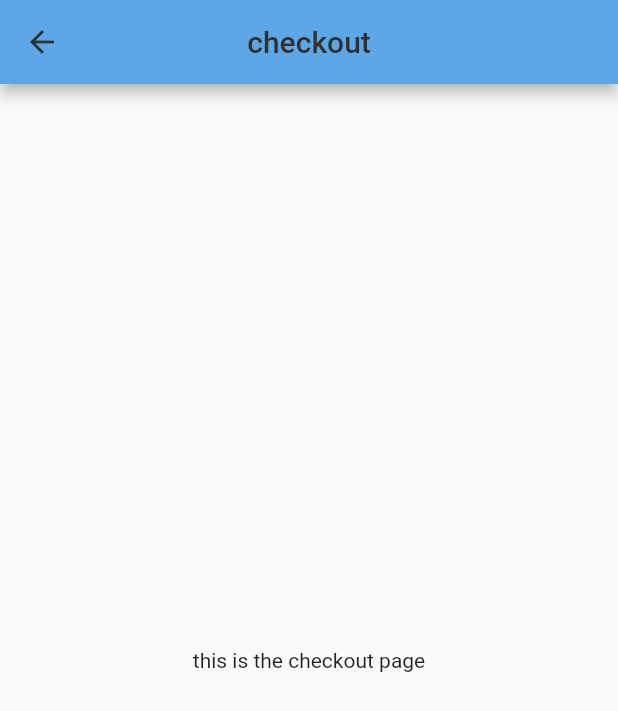
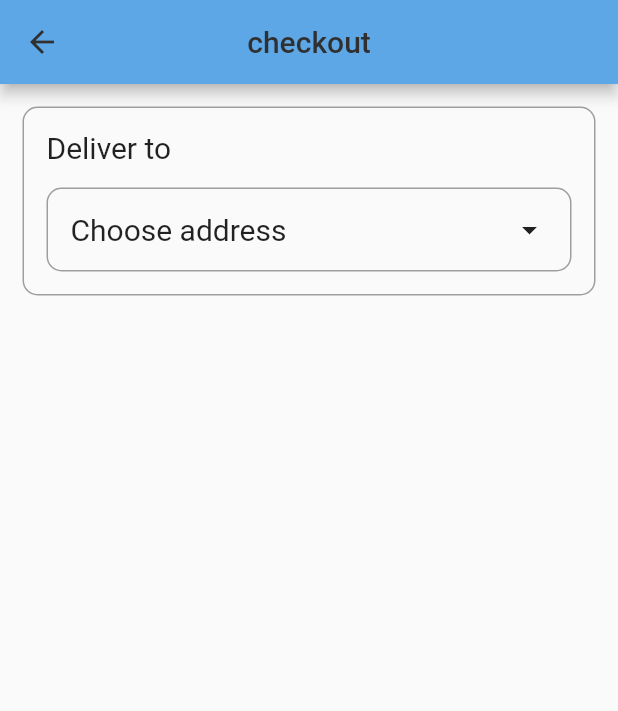
Before and after one commit to maliknajjar/7anut, a Flutter app: the CheckoutScreen screen opened by its route, on a phone screen of 412 x 824 dp. Shown: the top 711 px of the screen. Run offline on Flutter 3.47's test engine with Material 2 defaults, Android fonts, the phone set to English and light mode, and no system bars; our stand-ins replace geolocator, shared_preferences; missing offline and left inert: mapbox_gl, password_strength; accounts and stored records are empty.

Commit message:
working on the checkout page

```diff
--- a/lib/Screens/AddAddressScreen.dart
+++ b/lib/Screens/AddAddressScreen.dart
@@ -179,7 +179,7 @@ class _AddAddressScreenState extends State<AddAddressScreen> {
                         decoration: BoxDecoration(
                           color: location != null ? Colors.green : Colors.white,
                           border: Border.all(
-                            width: 4,
+                            width: 2,
                             color: Colors.black.withOpacity(0.75),
                           ),
                           borderRadius: BorderRadius.all(
--- a/lib/Screens/CheckoutScreen.dart
+++ b/lib/Screens/CheckoutScreen.dart
@@ -18,9 +18,96 @@ class CheckoutScreen extends StatelessWidget {
         backgroundColor: Color(0xFF5DA7E6),
       ),
       body: Container(
-        child: Center(
-          child: Text("this is the checkout page"),
-        ),
+        width: double.infinity,
+        padding: EdgeInsets.all(15),
+        child: Column(
+          children: [
+            Container(
+              margin: EdgeInsets.only(
+                bottom: 10
+              ),
+              width: double.infinity,
+              decoration: BoxDecoration(
+                border: Border.all(
+                  color: Colors.grey,
+                  width: 1,
+                ),
+                borderRadius: BorderRadius.circular(10)
+              ),
+              padding: EdgeInsets.all(15),
+              child: Column(
+                crossAxisAlignment: CrossAxisAlignment.start,
+                children: [
+                  Text("Deliver to", style: TextStyle(fontSize: 20),),
+                  GestureDetector(
+                    onTap: (){
+                      showDialog(
+                        context: context,
+                        builder: (context){
+                          return SimpleDialog(
+                            contentPadding: EdgeInsets.all(15),
+                            children: [
+                              GestureDetector(
+                                onTap: (){
+                                  Navigator.pushNamed(context, "/addaddress");
+                                },
+                                child: Container(
+                                  padding: EdgeInsets.only(bottom: 15),
+                                  child: Row(
+                                    mainAxisAlignment: MainAxisAlignment.end,
+                                    children: [
+                                      Icon(Icons.add_location_alt_outlined, color: Colors.blue,),
+                                      Text("Add Address", style: TextStyle(fontSize: 20, color: Colors.blue),),
+                                    ],
+                                  ),
+                                ),
+                              ),
+                              for (var i = 0; i < 5; i++)
+                              Container(
+                                margin: EdgeInsets.only(
+                                  bottom: 10
+                                ),
+                                width: double.infinity,
+                                decoration: BoxDecoration(
+                                  border: Border.all(
+                                    color: Colors.grey,
+                                    width: 1,
+                                  ),
+                                  borderRadius: BorderRadius.circular(10)
+                                ),
+                                padding: EdgeInsets.all(15),
+                                child: Text("data", style: TextStyle(fontSize: 20),),
+                              ),
+                            ],
+                          );
+                        }
+                      );
+                    },
+                    child: Container(
+                      width: double.infinity,
+                      margin: EdgeInsets.only(top: 15),
+                      decoration: BoxDecoration(
+                        border: Border.all(
+                          color: Colors.grey,
+                          width: 1,
+                        ),
+                        borderRadius: BorderRadius.circular(10)
+                      ),
+                      padding: EdgeInsets.all(15),
+                      child: Row(
+                        mainAxisAlignment: MainAxisAlignment.spaceBetween,
+                        children: [
+                          Text("Choose address", style: TextStyle(fontSize: 20),),
+                          Icon(Icons.arrow_drop_down)
+                        ],
+                      ),
+                    ),
+                  )
+                ],
+              ),
+            ),
+          ],
+        )
       ),
     );
   }
```
